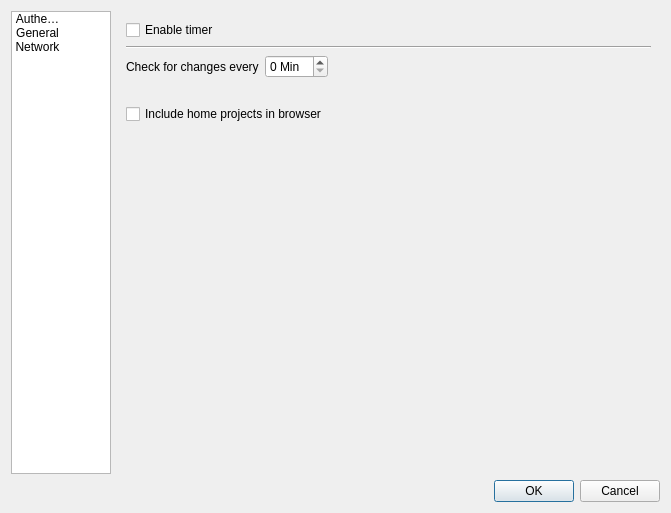
This is src/gui/configure.ui in javierllorente/qactus as Qt 5 draws it before an edit. The edited form follows.
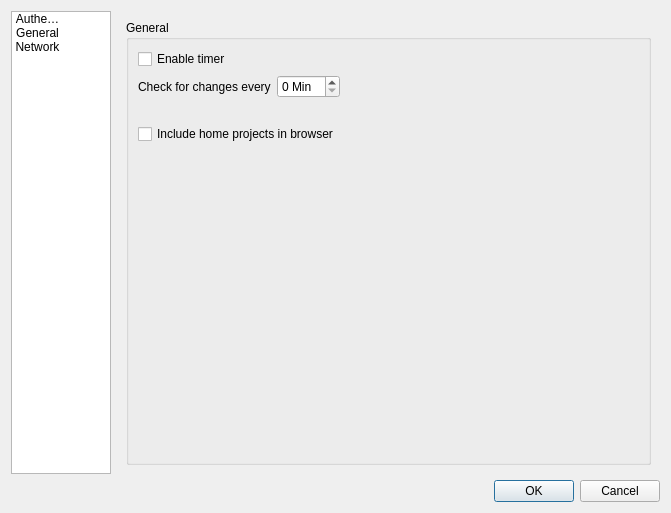
This is the edited form. The open tabs and pages were chosen to show the change. Icons and pictures are not drawn.

Commit message: Improve the appearance of the general section

The edit to the form file:
```diff
--- a/src/gui/configure.ui
+++ b/src/gui/configure.ui
@@ -167,8 +167,14 @@
       </layout>
      </widget>
      <widget class="QWidget" name="generalPage">
-      <layout class="QGridLayout" name="gridLayout_2">
-       <item row="0" column="2">
+      <layout class="QVBoxLayout" name="verticalLayout_2">
+       <item>
+        <widget class="QGroupBox" name="groupBoxTimer">
+         <property name="title">
+          <string>General</string>
+         </property>
+         <layout class="QVBoxLayout" name="verticalLayout_3">
+          <item>
         <layout class="QVBoxLayout" name="verticalLayoutGeneral">
          <item>
           <widget class="QCheckBox" name="checkBoxTimer">
@@ -177,62 +183,9 @@
            </property>
           </widget>
          </item>
-         <item>
-          <widget class="Line" name="lineTimer">
-           <property name="sizePolicy">
-            <sizepolicy hsizetype="Minimum" vsizetype="Fixed">
-             <horstretch>0</horstretch>
-             <verstretch>0</verstretch>
-            </sizepolicy>
-           </property>
-           <property name="orientation">
-            <enum>Qt::Horizontal</enum>
-           </property>
-          </widget>
-         </item>
-        </layout>
-       </item>
-       <item row="5" column="2">
-        <layout class="QVBoxLayout" name="verticalLayoutBrowser">
+           </layout>
+          </item>
          <item>
-          <widget class="QCheckBox" name="checkBoxHomeProjects">
-           <property name="text">
-            <string>Include home projects in browser</string>
-           </property>
-          </widget>
-         </item>
-        </layout>
-       </item>
-       <item row="2" column="2">
-        <spacer name="verticalSpacerTimer">
-         <property name="orientation">
-          <enum>Qt::Vertical</enum>
-         </property>
-         <property name="sizeType">
-          <enum>QSizePolicy::Fixed</enum>
-         </property>
-         <property name="sizeHint" stdset="0">
-          <size>
-           <width>20</width>
-           <height>20</height>
-          </size>
-         </property>
-        </spacer>
-       </item>
-       <item row="11" column="2">
-        <spacer name="verticalSpacerBrowser">
-         <property name="orientation">
-          <enum>Qt::Vertical</enum>
-         </property>
-         <property name="sizeHint" stdset="0">
-          <size>
-           <width>20</width>
-           <height>40</height>
-          </size>
-         </property>
-        </spacer>
-       </item>
-       <item row="1" column="2">
         <layout class="QFormLayout" name="formLayoutTimer">
          <item row="0" column="1">
           <widget class="QSpinBox" name="spinBoxTimer">
@@ -262,6 +215,49 @@
          </item>
         </layout>
        </item>
+          <item>
+           <spacer name="verticalSpacerTimer">
+            <property name="orientation">
+             <enum>Qt::Vertical</enum>
+            </property>
+            <property name="sizeType">
+             <enum>QSizePolicy::Fixed</enum>
+            </property>
+            <property name="sizeHint" stdset="0">
+             <size>
+              <width>20</width>
+              <height>20</height>
+             </size>
+            </property>
+           </spacer>
+          </item>
+          <item>
+           <layout class="QVBoxLayout" name="verticalLayoutBrowser">
+            <item>
+             <widget class="QCheckBox" name="checkBoxHomeProjects">
+              <property name="text">
+               <string>Include home projects in browser</string>
+              </property>
+             </widget>
+            </item>
+           </layout>
+          </item>
+          <item>
+           <spacer name="verticalSpacerBrowser">
+            <property name="orientation">
+             <enum>Qt::Vertical</enum>
+            </property>
+            <property name="sizeHint" stdset="0">
+             <size>
+              <width>20</width>
+              <height>40</height>
+             </size>
+            </property>
+           </spacer>
+          </item>
+         </layout>
+        </widget>
+       </item>
       </layout>
      </widget>
      <widget class="QWidget" name="networkPage">
```
Left out of the diff: 22 changed lines with no effect on the pictures. Lines whose indentation alone changed are shown as unchanged.
